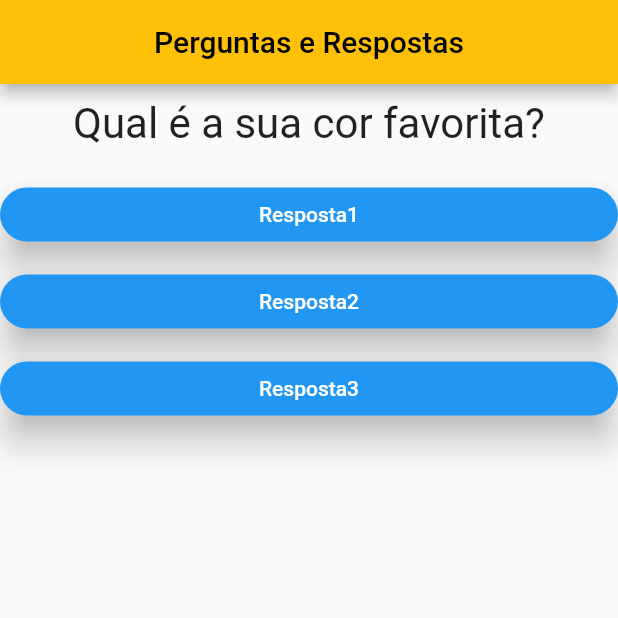
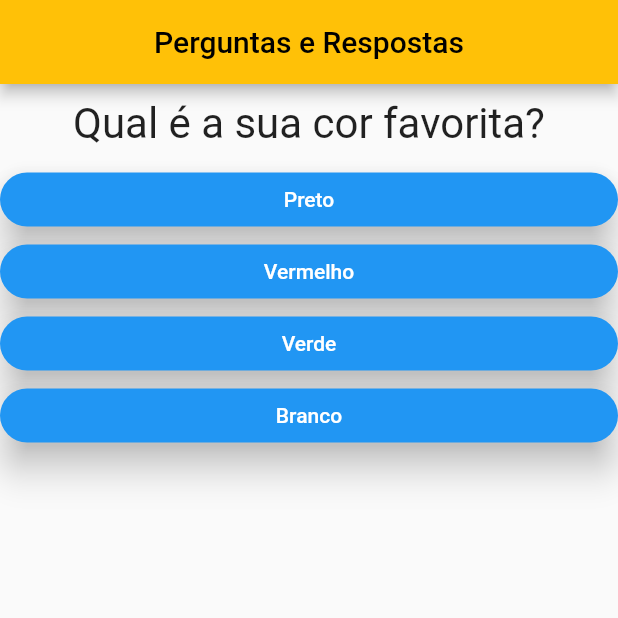
Before and after one commit to ajoluam/projeto_perguntas, a Flutter app: the screen it shows after launch, on a phone screen of 412 x 824 dp, the top half of it. Run offline on Flutter 3.47's test engine with Material 2 defaults, Android fonts, the phone set to English and light mode, and no system bars.

Commit message:
Usando .map

```diff
--- a/lib/main.dart
+++ b/lib/main.dart
@@ -20,20 +20,30 @@ class _PerguntasAppState extends State<_PerguntasApp> {
     });
   }
 
-  void _diminuiUm() {
-    setState(() {
-      _perguntaSelecionada--;
-    });
-  }
-
   @override
   Widget build(BuildContext context) {
-    final perguntas = [
-      "Qual é a sua cor favorita?",
-      "Qual é o seu animal favorito?"
+    final List<Map<String, Object>> perguntas = [
+      {
+        "texto": "Qual é a sua cor favorita?",
+        "respostas": ["Preto", "Vermelho", "Verde", "Branco"]
+      },
+      {
+        "texto": "Qual é o seu animal favorito?",
+        "respostas": ["Coelho", "Cobra", "Elefante", "Leão"]
+      },
+      {
+        "texto": "Qual é o seu instrutor favorito?",
+        "respostas": ["Maria", "João", "Leo", "Pedro"]
+      }
     ];
 
-    String question = perguntas[_perguntaSelecionada];
+    String question =
+        perguntas.elementAt(_perguntaSelecionada)["texto"].toString();
+
+    List<String> respostas =
+        perguntas.elementAt(_perguntaSelecionada).cast()["respostas"];
+    List<Widget> widgets =
+        respostas.map((e) => Resposta(e, _adicionaMaisUm)).toList();
 
     return MaterialApp(
       home: Scaffold(
@@ -44,18 +54,7 @@ class _PerguntasAppState extends State<_PerguntasApp> {
           foregroundColor: Colors.black,
         ),
         body: Column(
-          children: [
-            Questao(question),
-            const SizedBox(height: 10),
-            Resposta("Resposta1", _adicionaMaisUm),
-            //adiciona espaço entre um botão e outro
-            const SizedBox(height: 10),
-            //adiciona espaço entre um botão e outro
-            Resposta("Resposta2", _diminuiUm),
-            const SizedBox(height: 10),
-            //adiciona espaço entre um botão e outro
-            Resposta("Resposta3", _adicionaMaisUm),
-          ],
+          children: [Questao(question), ...widgets],
         ),
       ),
     );
```
